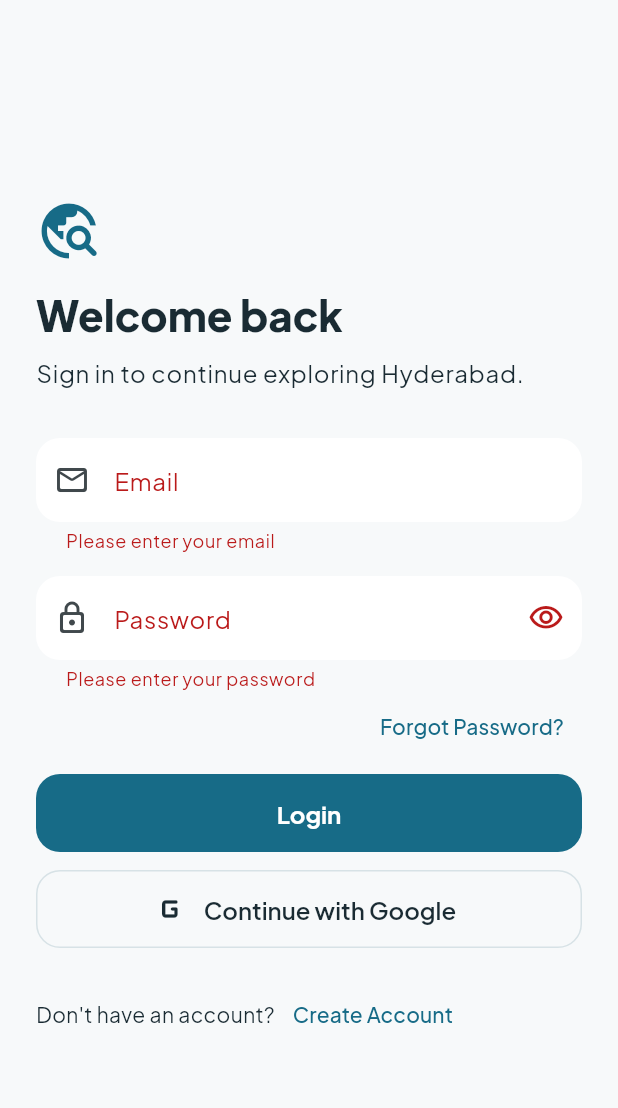
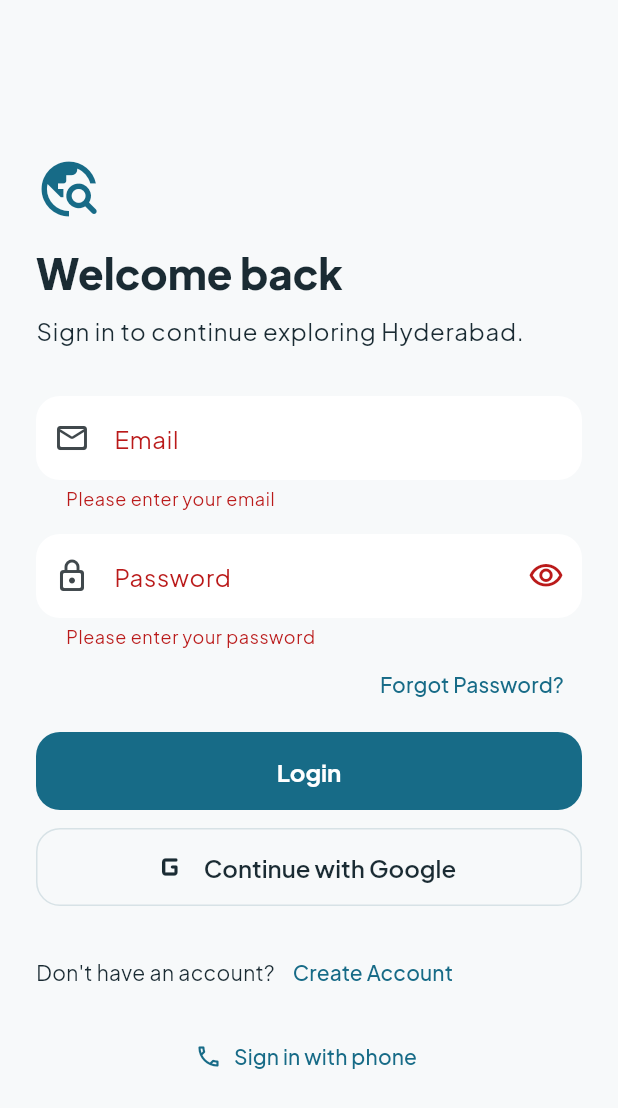
Before and after one commit to darshan-codes-ai/Smart-Tourism-Guide-App, a Flutter app: the LoginScreen screen opened by its route, after a tap on "Login", on a phone screen of 412 x 824 dp. Shown: the top 1108 px of the screen. Run offline on Flutter 3.47's test engine with Material 3 defaults, Android fonts, the phone set to English and light mode, and no system bars; our stand-ins replace cloud_firestore, firebase_auth, firebase_core, go_router, google_fonts, google_sign_in; accounts and stored records are empty; network calls fail.

Commit message:
feat: connect Google sign-in to login UI

```diff
--- a/lib/screens/auth/login_screen.dart
+++ b/lib/screens/auth/login_screen.dart
@@ -30,23 +30,14 @@ class _LoginScreenState extends State<LoginScreen> {
   }
 
   Future<void> _login() async {
-    if (!(_formKey.currentState?.validate() ?? false)) {
-      return;
-    }
-
+    if (!(_formKey.currentState?.validate() ?? false)) return;
     setState(() => _isLoading = true);
-
     try {
       final credential = await AuthService.instance.signInWithEmail(
         email: _emailController.text,
         password: _passwordController.text,
       );
-      final user = credential.user;
-
-      if (user != null) {
-        await FirestoreService.instance.ensureUserProfile(_appUserFrom(user));
-      }
-
+      await _ensureProfile(credential.user);
       if (!mounted) return;
       context.go(AppRouter.home);
     } on AuthServiceException catch (error) {
@@ -54,22 +45,37 @@ class _LoginScreenState extends State<LoginScreen> {
     } catch (_) {
       _showMessage('Something went wrong. Please try again.');
     } finally {
-      if (mounted) {
-        setState(() => _isLoading = false);
+      if (mounted) setState(() => _isLoading = false);
     }
   }
+
+  Future<void> _loginWithGoogle() async {
+    setState(() => _isLoading = true);
+    try {
+      final credential = await AuthService.instance.signInWithGoogle();
+      await _ensureProfile(credential.user);
+      if (!mounted) return;
+      context.go(AppRouter.home);
+    } on AuthServiceException catch (error) {
+      _showMessage(error.message);
+    } catch (_) {
+      _showMessage('Google Sign-In failed. Please try again.');
+    } finally {
+      if (mounted) setState(() => _isLoading = false);
+    }
+  }
+
+  Future<void> _ensureProfile(User? user) async {
+    if (user == null) return;
+    await FirestoreService.instance.ensureUserProfile(_appUserFrom(user));
   }
 
   Future<void> _showForgotPasswordDialog() async {
     final resetFormKey = GlobalKey<FormState>();
-    final resetEmailController = TextEditingController(
-      text: _emailController.text.trim(),
-    );
-
+    final resetEmailController = TextEditingController(text: _emailController.text.trim());
     final email = await showDialog<String>(
       context: context,
-      builder: (context) {
-        return AlertDialog(
+      builder: (context) => AlertDialog(
         title: const Text('Reset password'),
         content: Form(
           key: resetFormKey,
@@ -85,10 +91,7 @@ class _LoginScreenState extends State<LoginScreen> {
           ),
         ),
         actions: [
-            TextButton(
-              onPressed: () => Navigator.pop(context),
-              child: const Text('Cancel'),
-            ),
+          TextButton(onPressed: () => Navigator.pop(context), child: const Text('Cancel')),
           TextButton(
             onPressed: () {
               if (resetFormKey.currentState?.validate() ?? false) {
@@ -98,16 +101,10 @@ class _LoginScreenState extends State<LoginScreen> {
             child: const Text('Send Link'),
           ),
         ],
+      ),
     );
-      },
-    );
-
     resetEmailController.dispose();
-
-    if (email == null) {
-      return;
-    }
-
+    if (email == null) return;
     try {
       await AuthService.instance.sendPasswordResetEmail(email);
       _showMessage('Password reset email sent. Please check your inbox.');
@@ -121,13 +118,8 @@ class _LoginScreenState extends State<LoginScreen> {
   String? _validateEmail(String? value) {
     final email = value?.trim() ?? '';
     final emailPattern = RegExp(r'^[^@\s]+@[^@\s]+\.[^@\s]+$');
-
-    if (email.isEmpty) {
-      return 'Please enter your email';
-    }
-    if (!emailPattern.hasMatch(email)) {
-      return 'Please enter a valid email address.';
-    }
+    if (email.isEmpty) return 'Please enter your email';
+    if (!emailPattern.hasMatch(email)) return 'Please enter a valid email address.';
     return null;
   }
 
@@ -138,23 +130,18 @@ class _LoginScreenState extends State<LoginScreen> {
       email: user.email ?? _emailController.text.trim(),
       photoUrl: user.photoURL,
       phoneNumber: user.phoneNumber,
-      provider: user.providerData.isNotEmpty
-          ? user.providerData.first.providerId
-          : 'password',
+      provider: user.providerData.isNotEmpty ? user.providerData.first.providerId : 'password',
     );
   }
 
   void _showMessage(String message) {
     if (!mounted) return;
-    ScaffoldMessenger.of(context).showSnackBar(
-      SnackBar(content: Text(message)),
-    );
+    ScaffoldMessenger.of(context).showSnackBar(SnackBar(content: Text(message)));
   }
 
   @override
   Widget build(BuildContext context) {
     final theme = Theme.of(context);
-
     return Scaffold(
       body: SafeArea(
         child: Center(
@@ -167,32 +154,17 @@ class _LoginScreenState extends State<LoginScreen> {
                 child: Column(
                   crossAxisAlignment: CrossAxisAlignment.start,
                   children: [
-                    Icon(
-                      Icons.travel_explore_rounded,
-                      size: 44,
-                      color: theme.colorScheme.primary,
-                    ),
+                    Icon(Icons.travel_explore_rounded, size: 44, color: theme.colorScheme.primary),
                     const SizedBox(height: 16),
-                    Text(
-                      'Welcome back',
-                      style: theme.textTheme.headlineMedium?.copyWith(
-                        fontWeight: FontWeight.w800,
-                      ),
-                    ),
+                    Text('Welcome back', style: theme.textTheme.headlineMedium?.copyWith(fontWeight: FontWeight.w800)),
                     const SizedBox(height: 8),
-                    Text(
-                      'Sign in to continue exploring ${AppConstants.defaultCity}.',
-                      style: theme.textTheme.bodyLarge,
-                    ),
+                    Text('Sign in to continue exploring ${AppConstants.defaultCity}.', style: theme.textTheme.bodyLarge),
                     const SizedBox(height: 32),
                     TextFormField(
                       controller: _emailController,
                       keyboardType: TextInputType.emailAddress,
                       textInputAction: TextInputAction.next,
-                      decoration: const InputDecoration(
-                        labelText: 'Email',
-                        prefixIcon: Icon(Icons.mail_outline_rounded),
-                      ),
+                      decoration: const InputDecoration(labelText: 'Email', prefixIcon: Icon(Icons.mail_outline_rounded)),
                       validator: _validateEmail,
                     ),
                     const SizedBox(height: 16),
@@ -203,59 +175,34 @@ class _LoginScreenState extends State<LoginScreen> {
                         labelText: 'Password',
                         prefixIcon: const Icon(Icons.lock_outline_rounded),
                         suffixIcon: IconButton(
-                          onPressed: () {
-                            setState(() => _obscurePassword = !_obscurePassword);
-                          },
-                          icon: Icon(
-                            _obscurePassword
-                                ? Icons.visibility_outlined
-                                : Icons.visibility_off_outlined,
+                          onPressed: () => setState(() => _obscurePassword = !_obscurePassword),
+                          icon: Icon(_obscurePassword ? Icons.visibility_outlined : Icons.visibility_off_outlined),
                         ),
                       ),
-                      ),
-                      validator: (value) {
-                        if (value == null || value.isEmpty) {
-                          return 'Please enter your password';
-                        }
-                        return null;
-                      },
+                      validator: (value) => value == null || value.isEmpty ? 'Please enter your password' : null,
                     ),
                     Align(
                       alignment: Alignment.centerRight,
-                      child: TextButton(
-                        onPressed: _isLoading
-                            ? null
-                            : _showForgotPasswordDialog,
-                        child: const Text('Forgot Password?'),
+                      child: TextButton(onPressed: _isLoading ? null : _showForgotPasswordDialog, child: const Text('Forgot Password?')),
+                    ),
+                    const SizedBox(height: 8),
+                    SizedBox(
+                      width: double.infinity,
+                      child: FilledButton(
+                        onPressed: _isLoading ? null : _login,
+                        child: _isLoading
+                            ? const SizedBox(width: 20, height: 20, child: CircularProgressIndicator(strokeWidth: 2, color: Colors.white))
+                            : const Text('Login'),
                       ),
                     ),
-                    const SizedBox(height: 8),
-                    FilledButton(
-                      onPressed: _isLoading ? null : _login,
-                      child: _isLoading
-                          ? const SizedBox(
-                              width: 20,
-                              height: 20,
-                              child: CircularProgressIndicator(
-                                strokeWidth: 2,
-                                color: Colors.white,
-                              ),
-                            )
-                          : const Text('Login'),
-                    ),
                     const SizedBox(height: 12),
-                    OutlinedButton.icon(
-                      onPressed: _isLoading ? null : () {
-                        ScaffoldMessenger.of(context).showSnackBar(
-                          const SnackBar(
-                            content: Text(
-                              'Google Sign-In will be added in a later step.',
-                            ),
-                          ),
-                        );
-                      },
+                    SizedBox(
+                      width: double.infinity,
+                      child: OutlinedButton.icon(
+                        onPressed: _isLoading ? null : _loginWithGoogle,
                         icon: const Icon(Icons.g_mobiledata_rounded, size: 28),
                         label: const Text('Continue with Google'),
+                      ),
                     ),
                     const SizedBox(height: 20),
                     Wrap(
@@ -264,12 +211,18 @@ class _LoginScreenState extends State<LoginScreen> {
                       children: [
                         const Text("Don't have an account?"),
                         TextButton(
-                          onPressed: _isLoading
-                              ? null
-                              : () => context.go(AppRouter.register),
+                          onPressed: _isLoading ? null : () => context.go(AppRouter.register),
                           child: const Text('Create Account'),
                         ),
                       ],
+                    ),
+                    const SizedBox(height: 8),
+                    Center(
+                      child: TextButton.icon(
+                        onPressed: _isLoading ? null : () => context.go(AppRouter.phoneLogin),
+                        icon: const Icon(Icons.phone_outlined),
+                        label: const Text('Sign in with phone'),
+                      ),
                     ),
                   ],
                 ),
```
Lines whose indentation alone changed are shown as unchanged.
